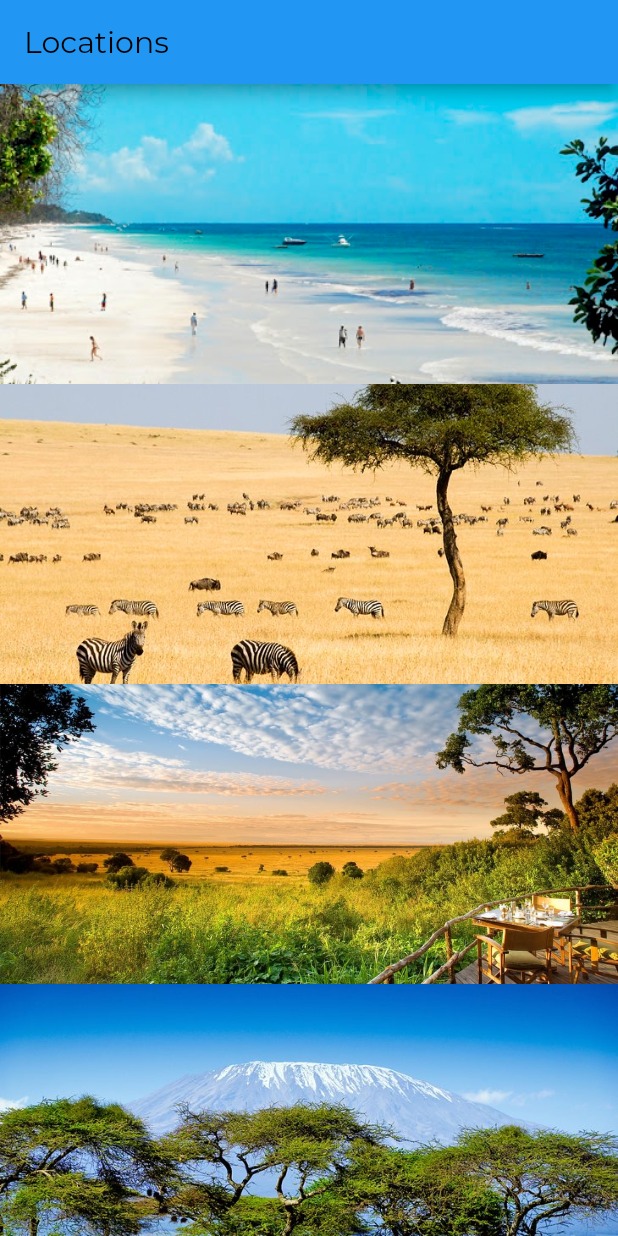
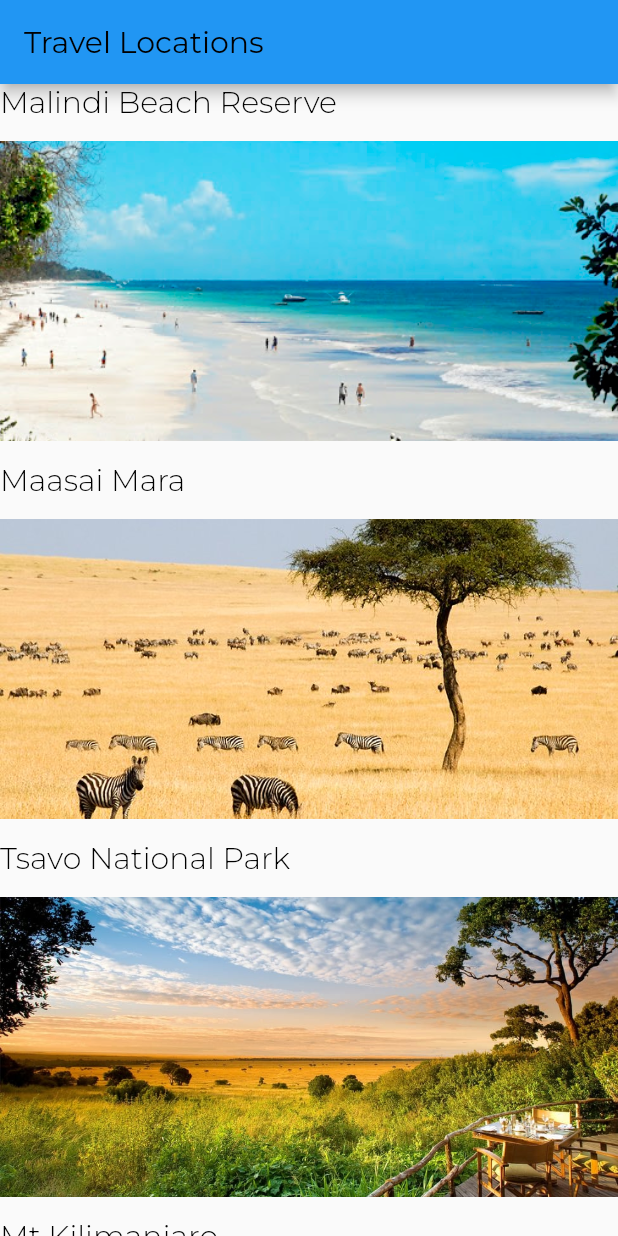
Before and after one commit to imalisusan/flutter.beginner, a Flutter app: the screen it shows after launch, on a phone screen of 412 x 824 dp. Run offline on Flutter 3.47's test engine with Material 2 defaults, Android fonts, the phone set to English and light mode, and no system bars.

Commit message:
Add more styling

```diff
--- a/lib/models/location.dart
+++ b/lib/models/location.dart
@@ -12,7 +12,7 @@ class Location {
 
   static List<Location> fetchAll() {
     return [
-      Location(1, 'Amboseli National Reserve', 'assets/images/image3.png', [
+      Location(1, 'Malindi Beach Reserve', 'assets/images/image3.png', [
         LocationFact('FUN FACT 1',
             'Google Fonts is a library of 1052 free licensed font families and APIs for conveniently using the fonts via CSS and Android. We also provide delightful'),
         LocationFact('FUN FACT 2',
--- a/lib/screens/locations/locations.dart
+++ b/lib/screens/locations/locations.dart
@@ -12,7 +12,7 @@ class Locations extends StatelessWidget {
 
     return Scaffold(
         appBar: AppBar(
-          title: Text('Locations'),
+          title: Text('Travel Locations'),
         ),
         body: ListView.builder(
           itemCount: locations.length,
@@ -29,7 +29,19 @@ class Locations extends StatelessWidget {
   {
     return  GestureDetector(
                     onTap: () => _onLocationTap(context, location.id),
-                     child: Container(child: ImageBanner(location.imagePath),),
+                     child: Column(
+                       crossAxisAlignment: CrossAxisAlignment.start,
+                       children: [
+                         Text(
+                           location.name,
+                             style: Theme.of(context).textTheme.headline6,
+
+                         ),
+                         Container(
+                           padding: EdgeInsets.fromLTRB(0, 14, 0, 14),
+                           child: ImageBanner(location.imagePath),),
+                       ],
+                     ),
                   );
   }
 }
```
